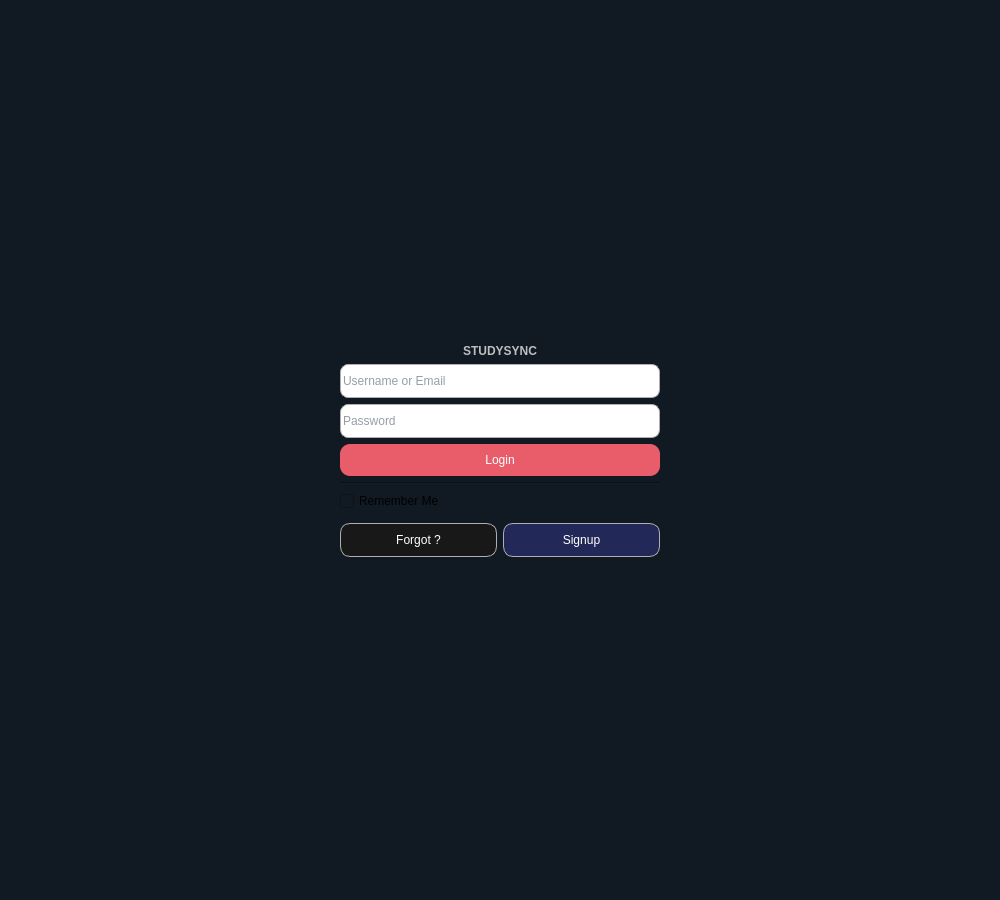
Old version of the form welcomescreen.ui in the repository annamairaj/StudySync.
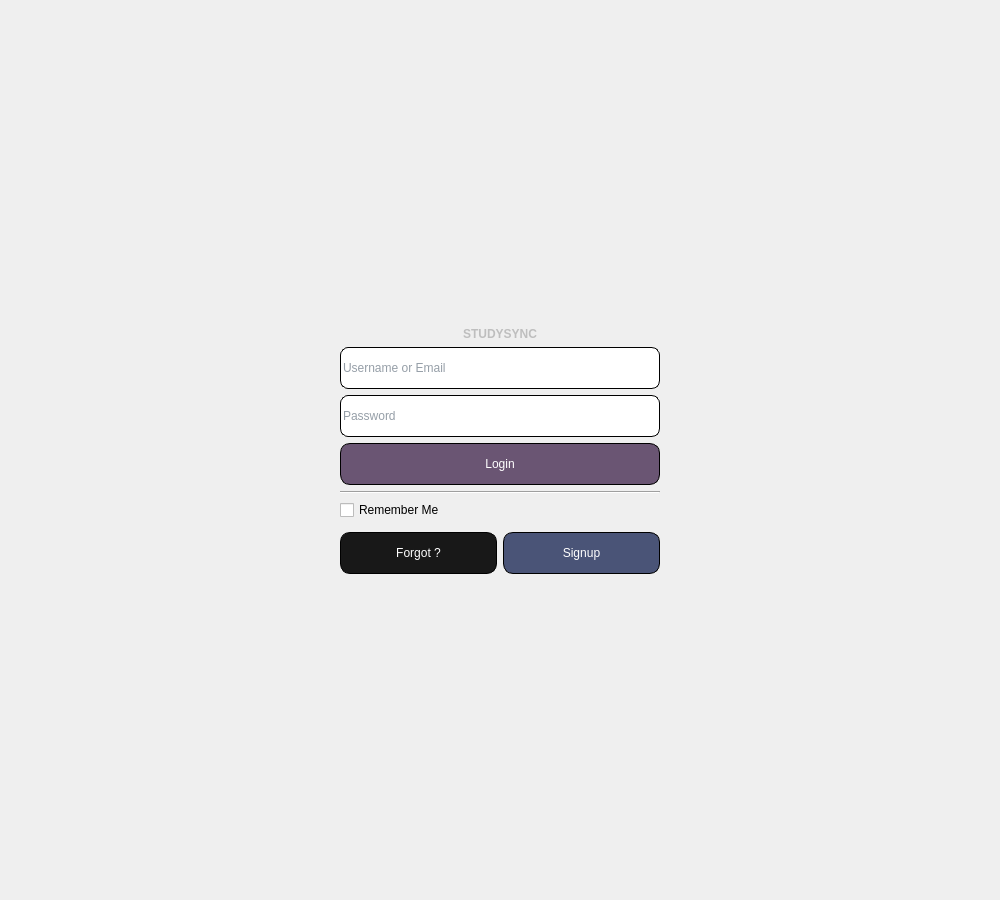
New version of the form.

Commit message: Updated UI and card logic

What changed in the file:
```diff
--- a/welcomescreen.ui
+++ b/welcomescreen.ui
@@ -25,7 +25,7 @@
   <property name="styleSheet">
    <string notr="true">
 * {
-	background-color: rgb(17, 25, 34)
+	background-color: none;
 }
 
 QWidget#WindowScreen {
@@ -36,34 +36,35 @@
 }
 
 QLineEdit {
-    border: 1px solid #afafaf;
     border-radius: 8px;
     background-color: #ffffff;
     color: #2c3e50;
-    height: 32px;
+    height: 40px;
+	border: 1px solid #000000;
 }
 
 #loginButton {
-	background-color: rgb(233, 92, 105); 
+	background-color: rgb(106, 85, 115); 
 	border-radius: 10px;
 	color: white;
-	height: 32px;
+	height:  40px;
+	border: 1px solid #000000;
 }
 
 #forgotButton {
 	background-color: rgb(24, 24, 24); 
 	border-radius: 10px;
 	color: white;
-	height: 32px;
-	border: 1px solid #afafaf;
+	height:  40px;
+	border: 1px solid #000000;
 }
 
 #signupButton {
-	background-color: rgb(34, 40, 87); 
+	background-color: rgb(74, 84, 119); 
 	border-radius: 10px;
 	color: white;
-	height: 32px;
-	border: 1px solid #afafaf;
+	height:  40px;
+	border: 1px solid #000000;
 }
 
 
@@ -71,15 +72,15 @@
 	background-color: rgb(233, 92, 105); 
 	border-radius: 10px;
 	color: white;
-	height: 32px;
+	height:  40px;
 }
 
 #resetAccountButton {
 	background-color: rgb(24, 24, 24); 
 	border-radius: 10px;
 	color: white;
-	height: 32px;
-	border: 1px solid #afafaf;
+	height:  40px;
+	border: 1px solid #000000;
 }
 
 #studSyncMainTitle {
```
The commit also changes 5 other files.
